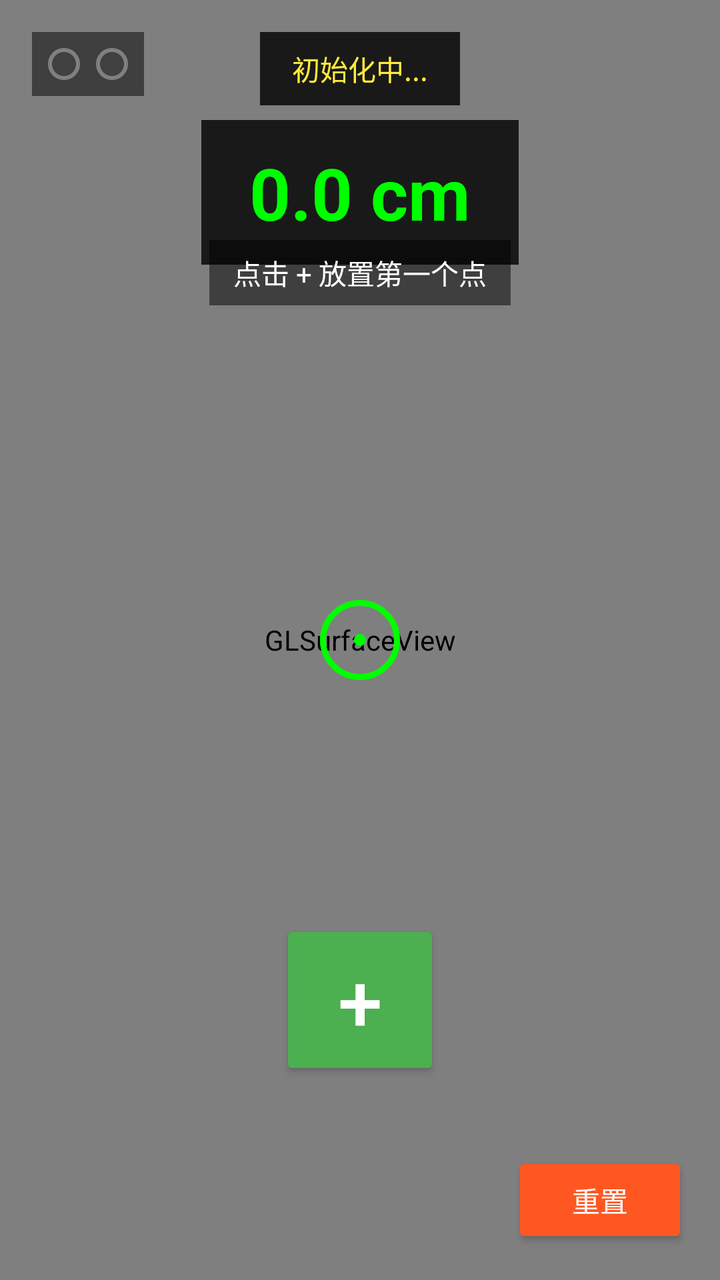
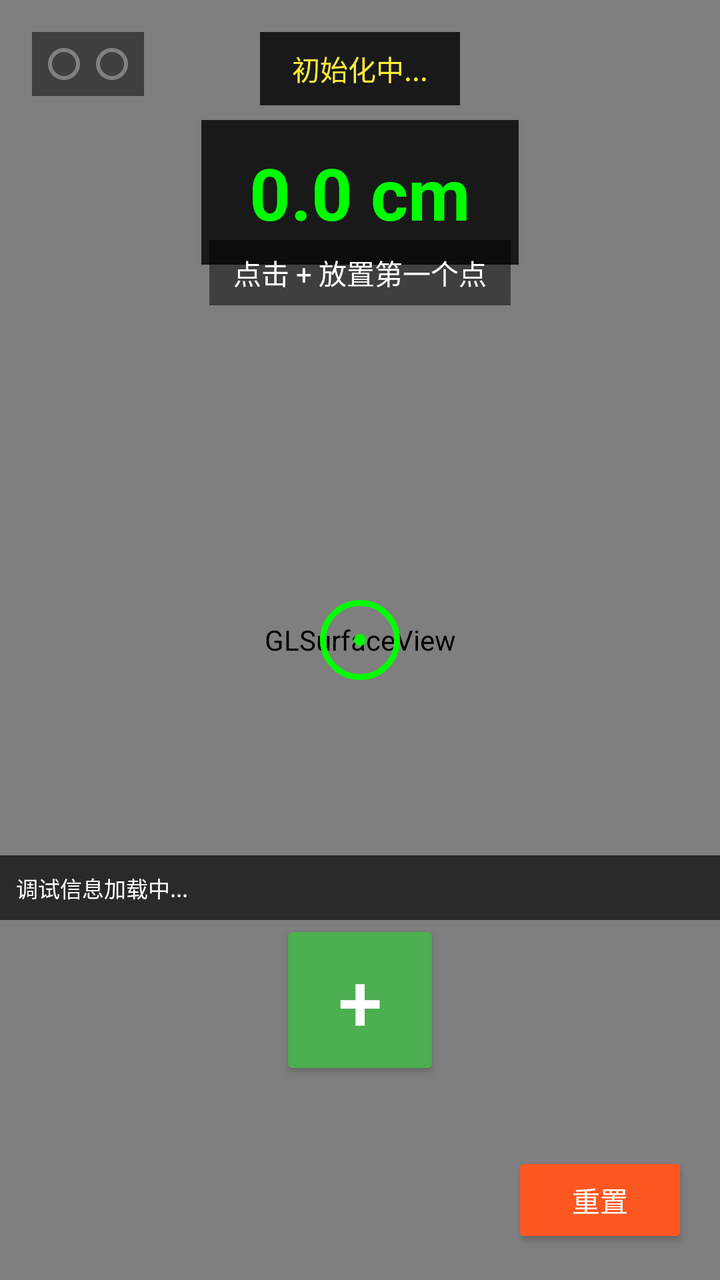

An Android layout rendered at two revisions. The XML below is the earlier revision; the diff shows what the commit changed to produce the second picture.
<!-- AndroidManifest.xml: application theme Theme.MonoDim -->
<!-- res/layout/activity_main.xml -->
<?xml version="1.0" encoding="utf-8"?>
<FrameLayout xmlns:android="http://schemas.android.com/apk/res/android"
    android:id="@+id/main"
    android:layout_width="match_parent"
    android:layout_height="match_parent">

    
    <android.opengl.GLSurfaceView
        android:id="@+id/surfaceView"
        android:layout_width="match_parent"
        android:layout_height="match_parent" />

    
    <View
        android:id="@+id/reticle"
        android:layout_width="40dp"
        android:layout_height="40dp"
        android:layout_gravity="center"
        android:background="@drawable/reticle_active" />

    
    <TextView
        android:id="@+id/trackingStatus"
        android:layout_width="wrap_content"
        android:layout_height="wrap_content"
        android:layout_gravity="center_horizontal|top"
        android:layout_marginTop="16dp"
        android:background="#CC000000"
        android:paddingHorizontal="16dp"
        android:paddingVertical="8dp"
        android:text="@string/status_initializing"
        android:textColor="#FFEB3B"
        android:textSize="14sp" />

    
    <TextView
        android:id="@+id/distanceText"
        android:layout_width="wrap_content"
        android:layout_height="wrap_content"
        android:layout_gravity="center|top"
        android:layout_marginTop="60dp"
        android:background="#CC000000"
        android:paddingHorizontal="24dp"
        android:paddingVertical="12dp"
        android:text="0.0 cm"
        android:textColor="#00FF00"
        android:textSize="36sp"
        android:textStyle="bold" />

    
    <TextView
        android:id="@+id/hintText"
        android:layout_width="wrap_content"
        android:layout_height="wrap_content"
        android:layout_gravity="center_horizontal"
        android:layout_marginTop="120dp"
        android:background="#80000000"
        android:paddingHorizontal="12dp"
        android:paddingVertical="6dp"
        android:text="@string/hint_place_first_point"
        android:textColor="#FFFFFF"
        android:textSize="14sp" />

    
    <Button
        android:id="@+id/addPointButton"
        android:layout_width="80dp"
        android:layout_height="80dp"
        android:layout_gravity="center|bottom"
        android:layout_marginBottom="100dp"
        android:backgroundTint="#4CAF50"
        android:text="+"
        android:textColor="#FFFFFF"
        android:textSize="40sp" />

    
    <Button
        android:id="@+id/resetButton"
        android:layout_width="wrap_content"
        android:layout_height="wrap_content"
        android:layout_gravity="bottom|end"
        android:layout_margin="16dp"
        android:backgroundTint="#FF5722"
        android:text="@string/btn_reset"
        android:textColor="#FFFFFF" />

    
    <LinearLayout
        android:layout_width="wrap_content"
        android:layout_height="wrap_content"
        android:layout_gravity="start|top"
        android:layout_margin="16dp"
        android:background="#80000000"
        android:orientation="horizontal"
        android:padding="8dp">

        <View
            android:id="@+id/point1Indicator"
            android:layout_width="16dp"
            android:layout_height="16dp"
            android:layout_marginEnd="8dp"
            android:background="@drawable/dot_inactive" />

        <View
            android:id="@+id/point2Indicator"
            android:layout_width="16dp"
            android:layout_height="16dp"
            android:background="@drawable/dot_inactive" />
    </LinearLayout>

</FrameLayout>
<!-- resources referenced by this layout -->
<resources>
  <!-- drawable dot_inactive (drawable) -->
  <?xml version="1.0" encoding="utf-8"?>
  <shape xmlns:android="http://schemas.android.com/apk/res/android"
      android:shape="oval">
      <solid android:color="#404040" />
      <stroke
          android:width="2dp"
          android:color="#808080" />
      <size
          android:width="20dp"
          android:height="20dp" />
  </shape>
  <!-- drawable reticle_active (drawable) -->
  <?xml version="1.0" encoding="utf-8"?>
  <layer-list xmlns:android="http://schemas.android.com/apk/res/android">
      
      <item>
          <shape android:shape="oval">
              <stroke
                  android:width="3dp"
                  android:color="#00FF00" />
              <size
                  android:width="40dp"
                  android:height="40dp" />
          </shape>
      </item>
      
      <item
          android:left="17dp"
          android:top="17dp"
          android:right="17dp"
          android:bottom="17dp">
          <shape android:shape="oval">
              <solid android:color="#00FF00" />
          </shape>
      </item>
  </layer-list>
  <string name="btn_reset">重置</string>
  <string name="hint_place_first_point">点击 + 放置第一个点</string>
  <string name="status_initializing">初始化中...</string>
  <style name="Theme.MonoDim" parent="Base.Theme.MonoDim" />
  <style name="Base.Theme.MonoDim" parent="Theme.Material3.DayNight.NoActionBar">
          
          
      </style>
</resources>

<!-- the commit's change to res/layout/activity_main.xml (unified diff, before → after) -->
@@ -108,4 +108,18 @@
             android:background="@drawable/dot_inactive" />
     </LinearLayout>
 
+    
+    <TextView
+        android:id="@+id/debugInfo"
+        android:layout_width="match_parent"
+        android:layout_height="wrap_content"
+        android:layout_gravity="bottom"
+        android:layout_marginBottom="180dp"
+        android:background="#AA000000"
+        android:padding="8dp"
+        android:textColor="#FFFFFF"
+        android:textSize="11sp"
+        android:fontFamily="monospace"
+        android:text="调试信息加载中..." />
+
 </FrameLayout>
